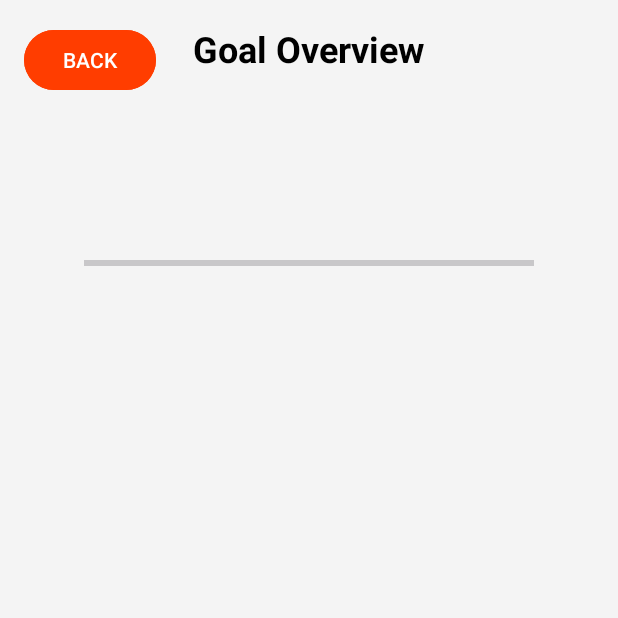
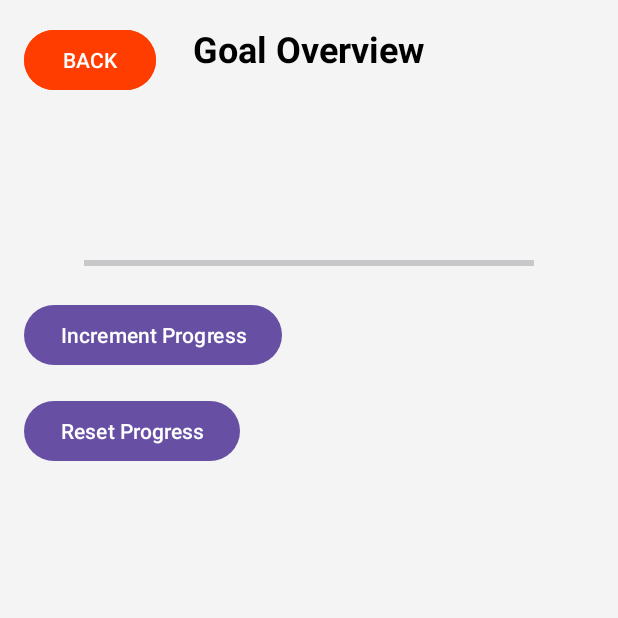
Before and after one commit to MilanBert/Kelowna-Fitness-Prototype, an Android app: the SelectGoalActivity screen opened directly, with no data from a screen before it, on a phone screen of 412 x 824 dp, the top half of it. Run offline under Robolectric (Android 15) with nearby library versions, the phone set to English and light mode, and no system bars.

Commit message:
added goal basic goal tracking with button presses

```diff
--- a/app/src/main/java/com/example/step4test/SelectGoalActivity.java
+++ b/app/src/main/java/com/example/step4test/SelectGoalActivity.java
@@ -8,35 +8,95 @@ import android.widget.TextView;
 
 import androidx.appcompat.app.AppCompatActivity;
 
+import java.io.BufferedReader;
+import java.io.BufferedWriter;
+import java.io.File;
+import java.io.FileReader;
+import java.io.FileWriter;
+
 public class SelectGoalActivity extends AppCompatActivity {
 
-    private Button btnBack;
     private TextView txtGoalName, txtGoalDescription;
     private ProgressBar progressGoal;
+    private Button btnBack, btnIncrementProgress, btnResetProgress;
+
+    private String goalName, goalDescription, goalCategory;
+    private int goalProgress;
 
     @Override
     protected void onCreate(Bundle savedInstanceState) {
         super.onCreate(savedInstanceState);
         setContentView(R.layout.activity_select_goal);
 
-        // Initialize UI components
-        btnBack = findViewById(R.id.btnBack);
+        // Initialize views
         txtGoalName = findViewById(R.id.txtGoalName);
         txtGoalDescription = findViewById(R.id.txtGoalDescription);
         progressGoal = findViewById(R.id.progressGoal);
+        btnBack = findViewById(R.id.btnBack);
+        btnIncrementProgress = findViewById(R.id.btnIncrementProgress);
+        btnResetProgress = findViewById(R.id.btnResetProgress);
 
-        // Get data from Intent
+        // Get data from intent
         Intent intent = getIntent();
-        String goalName = intent.getStringExtra("goalName");
-        String goalDescription = intent.getStringExtra("goalDescription");
-        int goalProgress = intent.getIntExtra("goalProgress", 0);
+        goalName = intent.getStringExtra("goalName");
+        goalDescription = intent.getStringExtra("goalDescription");
+        goalCategory = intent.getStringExtra("goalCategory");
+        goalProgress = intent.getIntExtra("goalProgress", 0);
 
-        // Set data to UI components
+        // Set goal details
         txtGoalName.setText(goalName);
         txtGoalDescription.setText(goalDescription);
         progressGoal.setProgress(goalProgress);
 
-        // Set up Back button functionality
-        btnBack.setOnClickListener(v -> finish());
+        // Set up Back button
+        btnBack.setOnClickListener(v -> finish()); // Ends this activity and returns to the previous one
+
+        // Set up Increment and Reset Progress Buttons
+        btnIncrementProgress.setOnClickListener(v -> {
+            if (goalProgress < 100) {
+                goalProgress = Math.min(goalProgress + 10, 100);
+                progressGoal.setProgress(goalProgress);
+                updateGoalProgress(goalProgress);
+            }
+        });
+
+        btnResetProgress.setOnClickListener(v -> {
+            goalProgress = 0;
+            progressGoal.setProgress(goalProgress);
+            updateGoalProgress(goalProgress);
+        });
+    }
+
+    private void updateGoalProgress(int newProgress) {
+        // Update the progress of the goal in the file
+        try {
+            File goalsFile = new File(getFilesDir(), "goals.txt");
+            File tempFile = new File(getFilesDir(), "temp_goals.txt");
+
+            BufferedReader reader = new BufferedReader(new FileReader(goalsFile));
+            BufferedWriter writer = new BufferedWriter(new FileWriter(tempFile));
+
+            String line;
+            while ((line = reader.readLine()) != null) {
+                String[] goalData = line.split(";");
+                if (goalData[0].equals(goalName)) {
+                    // Update the progress value for this goal
+                    goalData[3] = String.valueOf(newProgress);
+                    line = String.join(";", goalData);
+                }
+                writer.write(line + "\n");
+            }
+
+            reader.close();
+            writer.close();
+
+            // Replace the original file with the updated file
+            if (goalsFile.delete()) {
+                tempFile.renameTo(goalsFile);
+            }
+
+        } catch (Exception e) {
+            e.printStackTrace();
+        }
     }
 }
--- a/app/src/main/res/layout/activity_select_goal.xml
+++ b/app/src/main/res/layout/activity_select_goal.xml
@@ -67,4 +67,23 @@
         android:progress="50"
         android:progressTint="#4CAF50" />
 
+    <Button
+        android:id="@+id/btnIncrementProgress"
+        android:layout_width="wrap_content"
+        android:layout_height="wrap_content"
+        android:text="Increment Progress"
+        android:layout_below="@id/progressGoal"
+        android:layout_marginTop="16dp"
+        android:layout_marginStart="16dp" />
+
+    <Button
+        android:id="@+id/btnResetProgress"
+        android:layout_width="wrap_content"
+        android:layout_height="wrap_content"
+        android:text="Reset Progress"
+        android:layout_below="@id/btnIncrementProgress"
+        android:layout_marginTop="16dp"
+        android:layout_marginStart="16dp" />
+
+
 </RelativeLayout>
```
Also changed, not shown: app/src/main/java/com/example/step4test/CreateGoalsActivity.java (+3 -9 lines), app/src/main/java/com/example/step4test/GoalsActivity.java (+23 -37 lines).
